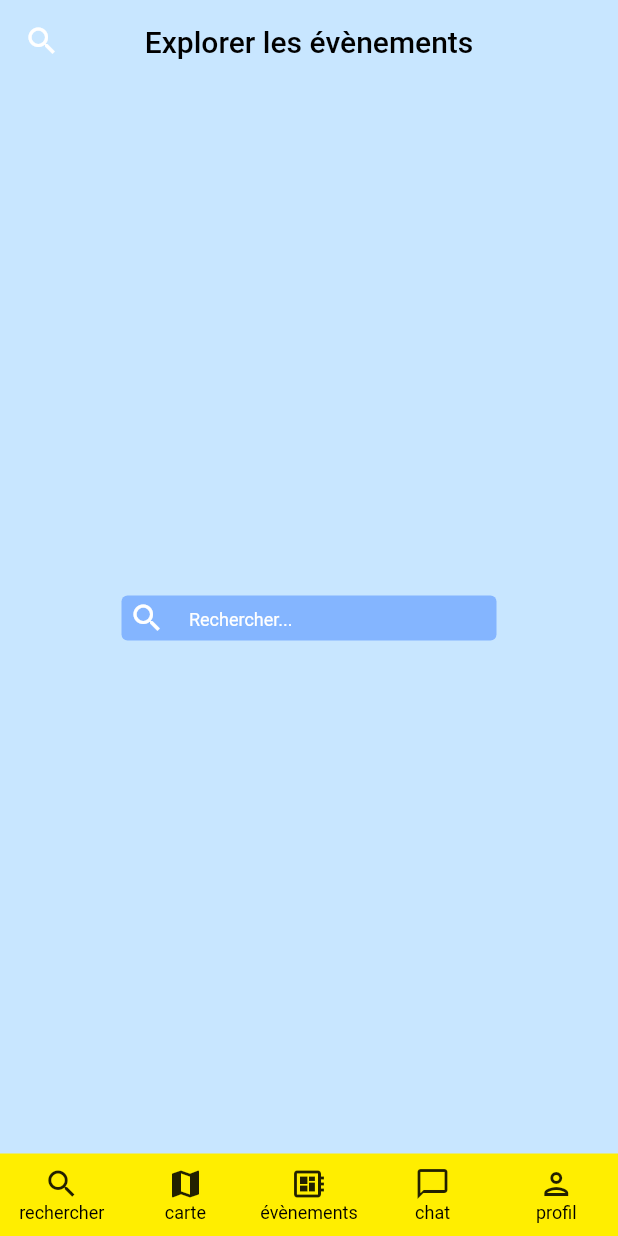
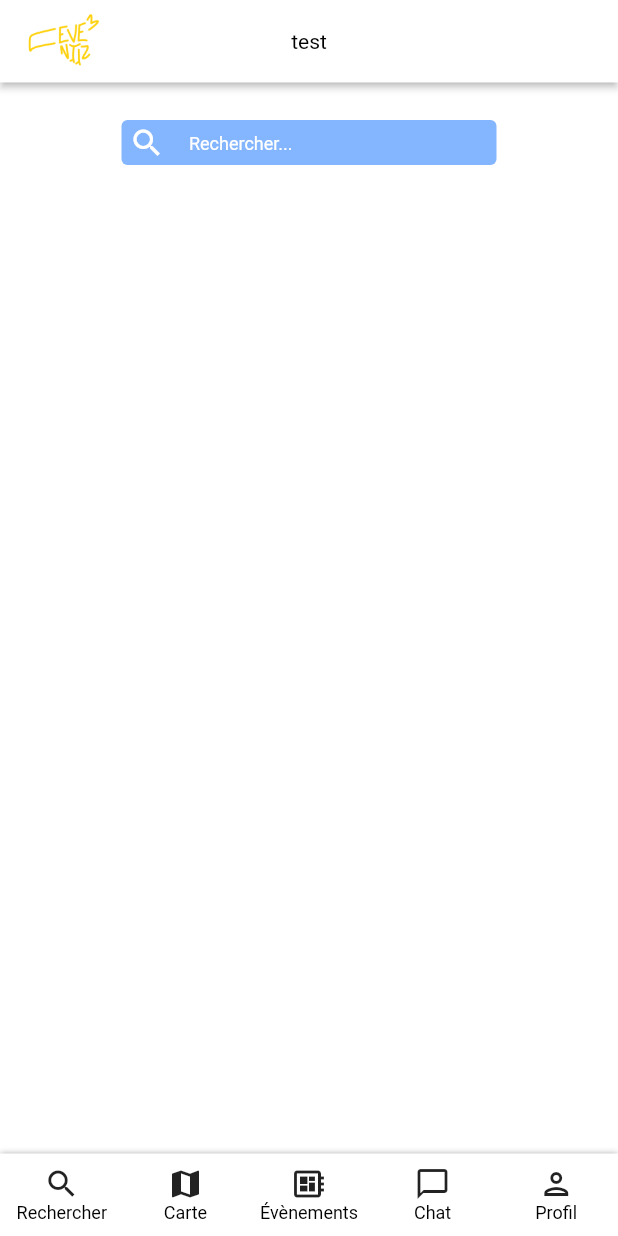
Before and after one commit to justRB/Eventiz, a Flutter app: the screen it shows after launch, on a phone screen of 412 x 824 dp. Run offline on Flutter 3.47's test engine with Material 2 defaults, Android fonts, the phone set to English and light mode, and no system bars.

Commit message:
topBar + navBar + searchBar

```diff
--- a/lib/components/nav_bar.dart
+++ b/lib/components/nav_bar.dart
@@ -6,16 +6,24 @@ class NavBar extends StatelessWidget {
   @override
   Widget build(BuildContext context) {
     return Container(
-      color: const Color.fromARGB(255, 255, 238, 0),
       height: 55,
+      decoration: const BoxDecoration(
+        color: Colors.white,
+        boxShadow: [
+          BoxShadow(
+            blurRadius: 3,
+            color: Colors.grey,
+          ),
+        ],
+      ),
       child: Row(
         mainAxisAlignment: MainAxisAlignment.spaceAround,
         children: const [
-          NavBarElement(description: 'rechercher', icon: Icons.search),
-          NavBarElement(description: 'carte', icon: Icons.map),
-          NavBarElement(description: 'évènements', icon: Icons.developer_board),
-          NavBarElement(description: 'chat', icon: Icons.chat_bubble_outline),
-          NavBarElement(description: 'profil', icon: Icons.person_outlined),
+          NavBarElement(description: 'Rechercher', icon: Icons.search),
+          NavBarElement(description: 'Carte', icon: Icons.map),
+          NavBarElement(description: 'Évènements', icon: Icons.developer_board),
+          NavBarElement(description: 'Chat', icon: Icons.chat_bubble_outline),
+          NavBarElement(description: 'Profil', icon: Icons.person_outlined),
         ],
       ),
     );
--- /dev/null
+++ b/lib/components/search_bar.dart
@@ -0,0 +1,38 @@
+import 'package:flutter/material.dart';
+
+class SearchBar extends StatelessWidget {
+  const SearchBar({super.key});
+
+  @override
+  Widget build(BuildContext context) {
+    return Container(
+      margin: const EdgeInsets.only(top: 25),
+      height: 30,
+      width: 250,
+      padding: const EdgeInsets.only(
+        left: 5,
+        right: 5,
+      ),
+      decoration: BoxDecoration(
+        color: const Color.fromARGB(255, 132, 181, 255),
+        borderRadius: BorderRadius.circular(4),
+      ),
+      child: const TextField(
+        decoration: InputDecoration(
+          hintText: 'Rechercher...',
+          hintStyle: TextStyle(
+            color: Colors.white,
+          ),
+          border: InputBorder.none,
+          icon: Icon(
+            Icons.search,
+            color: Color.fromARGB(255, 255, 255, 255),
+          ),
+        ),
+        style: TextStyle(
+          fontSize: 12,
+        ),
+      ),
+    );
+  }
+}
--- /dev/null
+++ b/lib/components/top_bar.dart
@@ -0,0 +1,33 @@
+import 'package:flutter/material.dart';
+
+class TopBar extends StatelessWidget implements PreferredSizeWidget {
+  final String title;
+
+  const TopBar({
+    required this.title,
+    super.key,
+  });
+
+  @override
+  Widget build(BuildContext context) {
+    return AppBar(
+      title: Text(
+        title,
+        style: const TextStyle(
+          color: Colors.black,
+          fontSize: 14,
+          fontWeight: FontWeight.normal,
+        ),
+      ),
+      leading: Image.asset('assets/images/bird.png'),
+      leadingWidth: 85,
+      elevation: 2,
+      centerTitle: true,
+      automaticallyImplyLeading: false,
+      backgroundColor: Colors.white,
+    );
+  }
+
+  @override
+  Size get preferredSize => const Size.fromHeight(55);
+}
--- a/lib/pages/research.dart
+++ b/lib/pages/research.dart
@@ -1,5 +1,7 @@
 import 'package:flutter/material.dart';
 import '../components/nav_bar.dart';
+import '../components/search_bar.dart';
+import '../components/top_bar.dart';
 
 class Research extends StatefulWidget {
   const Research({super.key});
@@ -12,49 +14,13 @@ class _ResearchState extends State<Research> {
   @override
   Widget build(BuildContext context) {
     return Scaffold(
-      backgroundColor: const Color.fromARGB(255, 200, 230, 255),
-      appBar: AppBar(
-        leading: const Icon(Icons.search),
-        elevation: 0,
-        toolbarHeight: 55,
-        title: const Text(
-          'Explorer les évènements',
-          style: TextStyle(
-            color: Colors.black,
-          ),
-        ),
-        centerTitle: true,
-        automaticallyImplyLeading: false,
-        backgroundColor: Colors.transparent,
-      ),
+      backgroundColor: Colors.white,
+      appBar: const TopBar(title: 'test'),
       body: Center(
-        child: Container(
-          height: 30,
-          width: 250,
-          padding: const EdgeInsets.only(
-            left: 5,
-            right: 5,
-          ),
-          decoration: BoxDecoration(
-            color: const Color.fromARGB(255, 132, 181, 255),
-            borderRadius: BorderRadius.circular(4),
-          ),
-          child: const TextField(
-            decoration: InputDecoration(
-              hintText: 'Rechercher...',
-              hintStyle: TextStyle(
-                color: Colors.white,
-              ),
-              border: InputBorder.none,
-              icon: Icon(
-                Icons.search,
-                color: Color.fromARGB(255, 255, 255, 255),
-              ),
-            ),
-            style: TextStyle(
-              fontSize: 12,
-            ),
-          ),
+        child: Column(
+          children: const [
+            SearchBar(),
+          ],
         ),
       ),
       bottomNavigationBar: const NavBar(),
```
Also changed, not shown: assets/images/bird.png (added), assets/images/x.txt (deleted).
